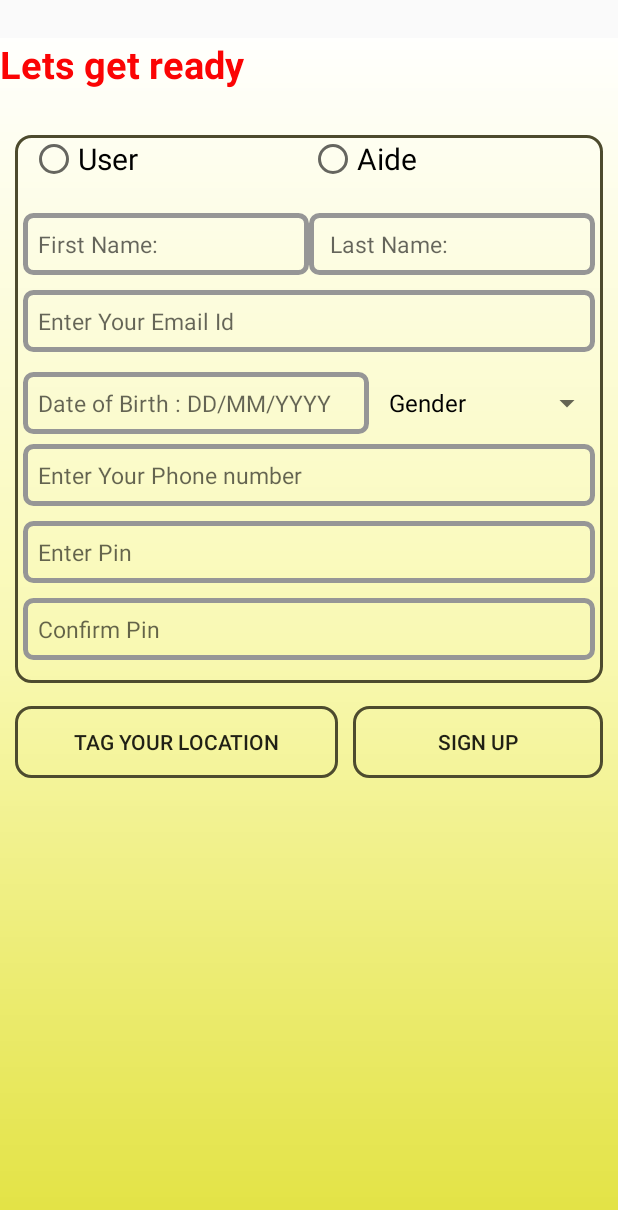
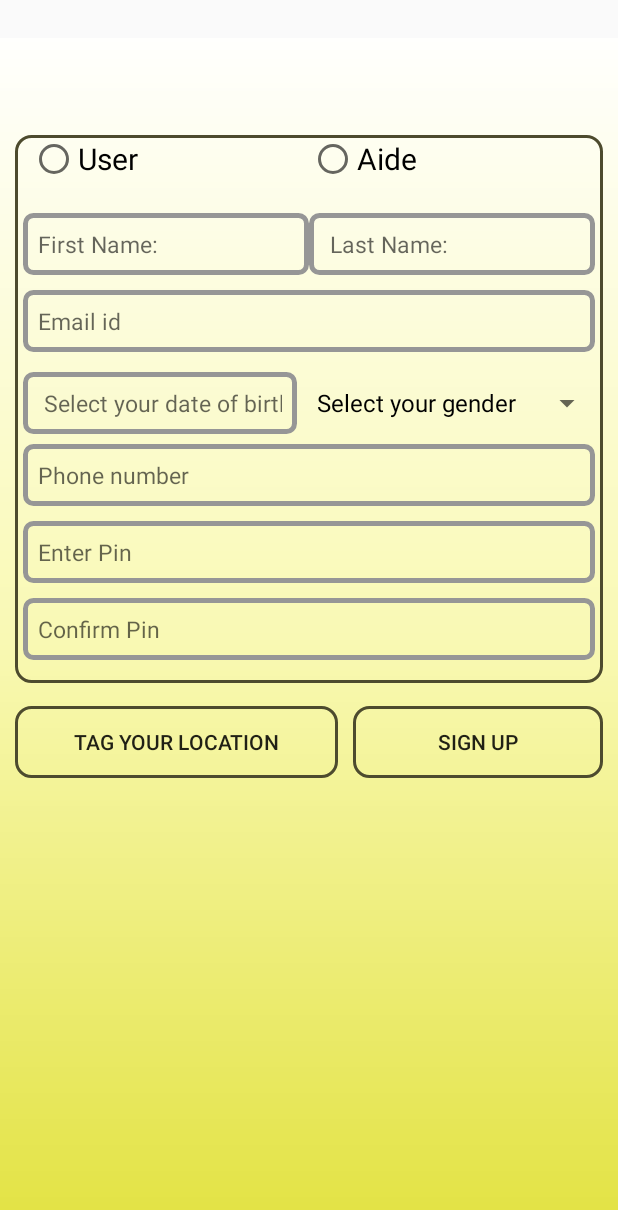
Before and after one commit to vhasija18/Aide, an Android app: the Signup screen opened directly, with no data from a screen before it, on a phone screen of 412 x 824 dp. Shown: the top 1210 px of the screen. Run offline under Robolectric (Android 15) with nearby library versions, the phone set to English and light mode, and no system bars.

Commit message:
1. datepicker 2. added dob in db 3. signup validation

```diff
--- a/app/src/main/java/com/example/vhasija/aide/login.java
+++ b/app/src/main/java/com/example/vhasija/aide/login.java
@@ -91,7 +91,6 @@ public class login extends AppCompatActivity {
     }
 
     public void contactUs(View view){
-        System.out.println("email");
         Intent i = new Intent(Intent.ACTION_SEND);
         i.setType("application/octet-stream");
         i.putExtra(Intent.EXTRA_EMAIL  , new String[]{"aideapplicationcanada@gmail.com"});
--- a/app/src/main/res/layout/activity_signup.xml
+++ b/app/src/main/res/layout/activity_signup.xml
@@ -21,11 +21,10 @@
             android:id="@+id/textView3"
             android:layout_width="match_parent"
             android:layout_height="wrap_content"
-            android:text="Lets get ready"
-            android:textSize="25sp"
             android:layout_marginBottom="30dp"
             android:textColor="@color/Ready"
-            android:textStyle="bold"/>
+            android:textSize="25sp"
+            android:textStyle="bold" />
 
         <LinearLayout
             android:layout_width="match_parent"
@@ -74,60 +73,68 @@
                 android:id="@+id/signup_FirstName"
                 android:layout_width="match_parent"
                 android:layout_height="wrap_content"
+                android:layout_weight=".5"
+                android:background="@drawable/textview"
                 android:ems="10"
+                android:hint="First Name:"
                 android:inputType="textPersonName"
-        android:hint="First Name:"
-        android:background="@drawable/textview"
+                android:maxLength="15"
                 android:padding="10dp"
-        android:textSize="15sp"
-        android:layout_weight=".5"    />
+                android:textSize="15sp" />
 
             <EditText
                 android:id="@+id/signup_LastName"
                 android:layout_width="match_parent"
                 android:layout_height="wrap_content"
+                android:layout_weight=".5"
+                android:background="@drawable/textview"
                 android:ems="10"
+                android:hint=" Last Name:"
                 android:inputType="textPersonName"
-                android:hint=" Last Name:"
-                android:background="@drawable/textview"
+                android:maxLength="15"
                 android:padding="10dp"
-                android:textSize="15sp"
-                android:layout_weight=".5"    />
+                android:textSize="15sp" />
         </LinearLayout>|
 
             <EditText
                 android:id="@+id/signup_email"
                 android:layout_width="match_parent"
                 android:layout_height="wrap_content"
+                android:layout_marginLeft="5dp"
+                android:layout_marginRight="5dp"
+                android:layout_marginBottom="10dp"
+                android:background="@drawable/textview"
+                android:clickable="true"
                 android:ems="10"
+                android:hint="Email id"
                 android:inputType="textEmailAddress"
-        android:hint= "Enter Your Email Id"
-        android:background="@drawable/textview"
+                android:maxLength="50"
                 android:padding="10dp"
-        android:textSize="15sp"
-        android:layout_marginBottom="10dp"
-        android:layout_marginRight="5dp"
-        android:layout_marginLeft="5dp"/>
+                android:textSize="15sp" />
     <LinearLayout
         android:layout_width="match_parent"
         android:layout_height="wrap_content"
         android:id="@+id/layout2"
         android:orientation="horizontal"
         android:visibility="visible">
+
         <EditText
             android:id="@+id/signup_dob"
             android:layout_width="wrap_content"
             android:layout_height="wrap_content"
+            android:layout_marginLeft="5dp"
+            android:layout_marginRight="5dp"
+            android:layout_marginBottom="10dp"
+            android:layout_weight=".60"
+            android:background="@drawable/textview"
+            android:clickable="true"
             android:ems="10"
+            android:focusable="false"
+            android:hint=" Select your date of birth"
             android:inputType="date"
-        android:layout_weight=".60"
-        android:hint="Date of Birth : DD/MM/YYYY"
-        android:background="@drawable/textview"
+            android:onClick="datePickerPopup"
             android:padding="10dp"
-        android:textSize="15sp"
-        android:layout_marginBottom="10dp"
-        android:layout_marginRight="5dp"
-        android:layout_marginLeft="5dp"/>
+            android:textSize="15sp" />
 
         <Spinner
             android:id="@+id/signup_gender"
@@ -139,20 +146,20 @@
     </LinearLayout>
 
 
-
             <EditText
                 android:id="@+id/signup_phone"
                 android:layout_width="match_parent"
                 android:layout_height="wrap_content"
+                android:layout_marginLeft="5dp"
+                android:layout_marginRight="5dp"
+                android:layout_marginBottom="10dp"
+                android:background="@drawable/textview"
                 android:ems="10"
+                android:hint="Phone number"
                 android:inputType="phone"
-        android:hint="Enter Your Phone number"
-        android:background="@drawable/textview"
+                android:maxLength="10"
                 android:padding="10dp"
-        android:textSize="15sp"
-        android:layout_marginBottom="10dp"
-        android:layout_marginRight="5dp"
-        android:layout_marginLeft="5dp"/>
+                android:textSize="15sp" />
 
 
         <Spinner
@@ -164,36 +171,35 @@
             android:visibility="gone"/>
 
 
-
-
             <EditText
                 android:id="@+id/signup_pin"
                 android:layout_width="match_parent"
                 android:layout_height="wrap_content"
+                android:layout_marginLeft="5dp"
+                android:layout_marginRight="5dp"
+                android:layout_marginBottom="10dp"
+                android:background="@drawable/textview"
                 android:ems="10"
+                android:hint="Enter Pin"
                 android:inputType="numberPassword"
-        android:hint="Enter Pin"
-        android:background="@drawable/textview"
+                android:maxLength="4"
                 android:padding="10dp"
-        android:textSize="15sp"
-        android:layout_marginBottom="10dp"
-        android:layout_marginRight="5dp"
-        android:layout_marginLeft="5dp"/>
+                android:textSize="15sp" />
 
             <EditText
                 android:id="@+id/signup_confirmpin"
                 android:layout_width="match_parent"
                 android:layout_height="wrap_content"
+                android:layout_marginLeft="5dp"
+                android:layout_marginRight="5dp"
+                android:layout_marginBottom="15dp"
+                android:background="@drawable/textview"
                 android:ems="10"
+                android:hint="Confirm Pin"
                 android:inputType="numberPassword"
-        android:hint="Confirm Pin"
-        android:background="@drawable/textview"
+                android:maxLength="4"
                 android:padding="10dp"
-        android:textSize="15sp"
-        android:layout_marginBottom="15dp"
-        android:layout_marginRight="5dp"
-        android:layout_marginLeft="5dp"
-        />
+                android:textSize="15sp" />
 
         </LinearLayout>
     <LinearLayout
@@ -208,21 +214,22 @@
             android:id="@+id/button3"
             android:layout_width="wrap_content"
             android:layout_height="wrap_content"
-            android:text="Tag your location"
+            android:layout_marginLeft="10dp"
+            android:layout_marginRight="10dp"
             android:layout_weight=".5"
+            android:background="@drawable/button_style"
             android:onClick="tagurlocation"
-            android:background="@drawable/button_style"
-            android:layout_marginLeft="10dp"
-            android:layout_marginRight="10dp"/>
+            android:text="Tag your location" />
+
         <Button
             android:id="@+id/button4"
             android:layout_width="wrap_content"
             android:layout_height="wrap_content"
-            android:text="Sign Up"
+            android:layout_marginRight="10dp"
+            android:layout_weight=".5"
+            android:background="@drawable/button_style"
             android:onClick="signup"
-            android:layout_weight=".5"
-            android:layout_marginRight="10dp"
-            android:background="@drawable/button_style"/>
+            android:text="Sign up" />
     </LinearLayout>
     </LinearLayout>
 
```
Also changed, not shown: app/src/main/java/com/example/vhasija/aide/Signup.java (+68 -66 lines), app/src/main/res/layout/activity_login.xml (+16 -17 lines), 2 other files. Lines whose indentation alone changed are shown as unchanged.
